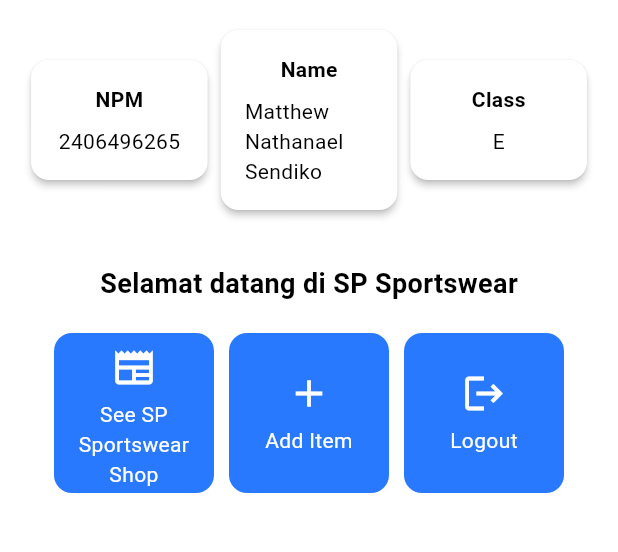
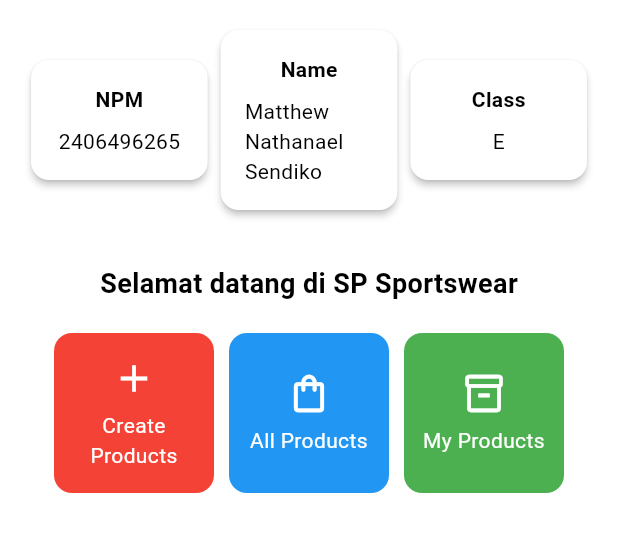
Before and after one commit to matthewnathanael/sp-sportswear-mobile, a Flutter app: the screen it shows after launch, on a phone screen of 412 x 824 dp, the part 84-636 px from its top. Run offline on Flutter 3.47's test engine with Material 3 defaults, Android fonts, the phone set to English and light mode, and no system bars.

Commit message:
Finished adding the proper checklist, add, my product, all product, change colors and also notifications

```diff
--- a/lib/menu.dart
+++ b/lib/menu.dart
@@ -8,9 +8,13 @@ class MyHomePage extends StatelessWidget {
   final String kelas = "E"; //kelas
 
   final List<ItemHomepage> items = [
-    ItemHomepage("See SP Sportswear Shop", Icons.newspaper),
-    ItemHomepage("Add Item", Icons.add),
-    ItemHomepage("Logout", Icons.logout),
+    ItemHomepage("Create Products", Icons.add, Colors.red),
+
+    // All Products: Ikon shopping_bag_outlined dan Warna BIRU
+    ItemHomepage("All Products", Icons.shopping_bag_outlined, Colors.blue),
+
+    // My Products: Ikon inventory_2_outlined dan Warna HIJAU
+    ItemHomepage("My Products", Icons.inventory_2_outlined, Colors.green),
   ];
 
   @override
@@ -132,22 +136,23 @@ class InfoCard extends StatelessWidget {
 class ItemHomepage {
   final String name;
   final IconData icon;
+  final Color color; // Menambahkan properti warna
 
-  ItemHomepage(this.name, this.icon);
+  ItemHomepage(this.name, this.icon, this.color);
 }
 
 class ItemCard extends StatelessWidget {
   // Menampilkan kartu dengan ikon dan nama.
 
   final ItemHomepage item;
+  const ItemCard(this.item, {super.key});
 
-  const ItemCard(this.item, {super.key});
 
   @override
   Widget build(BuildContext context) {
     return Material(
       // Menentukan warna latar belakang dari tema aplikasi.
-      color: Theme.of(context).colorScheme.secondary,
+      color: item.color,
       // Membuat sudut kartu melengkung.
       borderRadius: BorderRadius.circular(12),
 
```
Also changed, not shown: 1 other file.
